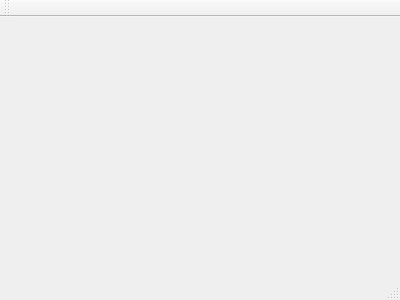
This is mainwindow.ui in Lelius/TimerCompOff as Qt 5 draws it before an edit. The edited form follows.
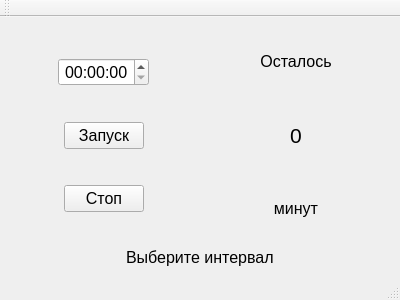
This is the edited form.

Commit message: Скелет готов, но похоже надо добавить кнопку Сброс в форму.

```diff
--- a/mainwindow.ui
+++ b/mainwindow.ui
@@ -12,13 +12,173 @@
   <property name="windowTitle" >
    <string>MainWindow</string>
   </property>
-  <widget class="QMenuBar" name="menuBar" />
-  <widget class="QToolBar" name="mainToolBar" />
-  <widget class="QWidget" name="centralWidget" />
-  <widget class="QStatusBar" name="statusBar" />
+  <widget class="QWidget" name="centralWidget">
+   <layout class="QGridLayout" name="gridLayout">
+    <item row="0" column="0">
+     <layout class="QVBoxLayout" name="verticalLayout_3">
+      <item>
+       <layout class="QHBoxLayout" name="horizontalLayout">
+        <item>
+         <layout class="QVBoxLayout" name="verticalLayout">
+          <item alignment="Qt::AlignHCenter">
+           <widget class="QTimeEdit" name="timeEdit">
+            <property name="sizePolicy">
+             <sizepolicy hsizetype="Maximum" vsizetype="Fixed">
+              <horstretch>0</horstretch>
+              <verstretch>0</verstretch>
+             </sizepolicy>
+            </property>
+            <property name="font">
+             <font>
+              <pointsize>12</pointsize>
+             </font>
+            </property>
+            <property name="layoutDirection">
+             <enum>Qt::LeftToRight</enum>
+            </property>
+            <property name="wrapping">
+             <bool>false</bool>
+            </property>
+            <property name="frame">
+             <bool>true</bool>
+            </property>
+            <property name="alignment">
+             <set>Qt::AlignCenter</set>
+            </property>
+           </widget>
+          </item>
+          <item alignment="Qt::AlignHCenter">
+           <widget class="QPushButton" name="pushButtonOn">
+            <property name="sizePolicy">
+             <sizepolicy hsizetype="Maximum" vsizetype="Fixed">
+              <horstretch>0</horstretch>
+              <verstretch>0</verstretch>
+             </sizepolicy>
+            </property>
+            <property name="font">
+             <font>
+              <pointsize>12</pointsize>
+             </font>
+            </property>
+            <property name="text">
+             <string>Запуск</string>
+            </property>
+           </widget>
+          </item>
+          <item alignment="Qt::AlignHCenter">
+           <widget class="QPushButton" name="pushButtonOff">
+            <property name="sizePolicy">
+             <sizepolicy hsizetype="Maximum" vsizetype="Fixed">
+              <horstretch>0</horstretch>
+              <verstretch>0</verstretch>
+             </sizepolicy>
+            </property>
+            <property name="font">
+             <font>
+              <pointsize>12</pointsize>
+             </font>
+            </property>
+            <property name="text">
+             <string>Стоп</string>
+            </property>
+           </widget>
+          </item>
+         </layout>
+        </item>
+        <item>
+         <layout class="QVBoxLayout" name="verticalLayout_2">
+          <item>
+           <widget class="QLabel" name="labelOst">
+            <property name="font">
+             <font>
+              <pointsize>12</pointsize>
+             </font>
+            </property>
+            <property name="text">
+             <string>Осталось</string>
+            </property>
+            <property name="alignment">
+             <set>Qt::AlignCenter</set>
+            </property>
+           </widget>
+          </item>
+          <item>
+           <widget class="QLabel" name="labelCounter">
+            <property name="font">
+             <font>
+              <pointsize>16</pointsize>
+             </font>
+            </property>
+            <property name="text">
+             <string>0</string>
+            </property>
+            <property name="alignment">
+             <set>Qt::AlignCenter</set>
+            </property>
+           </widget>
+          </item>
+          <item>
+           <widget class="QLabel" name="labelSec">
+            <property name="font">
+             <font>
+              <pointsize>12</pointsize>
+             </font>
+            </property>
+            <property name="text">
+             <string>минут</string>
+            </property>
+            <property name="alignment">
+             <set>Qt::AlignCenter</set>
+            </property>
+           </widget>
+          </item>
+         </layout>
+        </item>
+       </layout>
+      </item>
+      <item alignment="Qt::AlignHCenter">
+       <widget class="QLabel" name="labelInfo">
+        <property name="sizePolicy">
+         <sizepolicy hsizetype="Preferred" vsizetype="Maximum">
+          <horstretch>0</horstretch>
+          <verstretch>0</verstretch>
+         </sizepolicy>
+        </property>
+        <property name="font">
+         <font>
+          <pointsize>12</pointsize>
+         </font>
+        </property>
+        <property name="text">
+         <string>Выберите интервал</string>
+        </property>
+       </widget>
+      </item>
+     </layout>
+    </item>
+   </layout>
+  </widget>
+  <widget class="QMenuBar" name="menuBar">
+   <property name="geometry">
+    <rect>
+     <x>0</x>
+     <y>0</y>
+     <width>400</width>
+     <height>25</height>
+    </rect>
+   </property>
+  </widget>
+  <widget class="QToolBar" name="mainToolBar">
+   <attribute name="toolBarArea">
+    <enum>TopToolBarArea</enum>
+   </attribute>
+   <attribute name="toolBarBreak">
+    <bool>false</bool>
+   </attribute>
+  </widget>
+  <widget class="QStatusBar" name="statusBar"/>
  </widget>
- <layoutDefault spacing="6" margin="11" />
- <pixmapfunction></pixmapfunction>
+ <layoutdefault spacing="6" margin="11"/>
  <resources/>
  <connections/>
 </ui>
```
Left out of the diff: 7 changed lines with no effect on the pictures. The commit also changes 2 other files.
